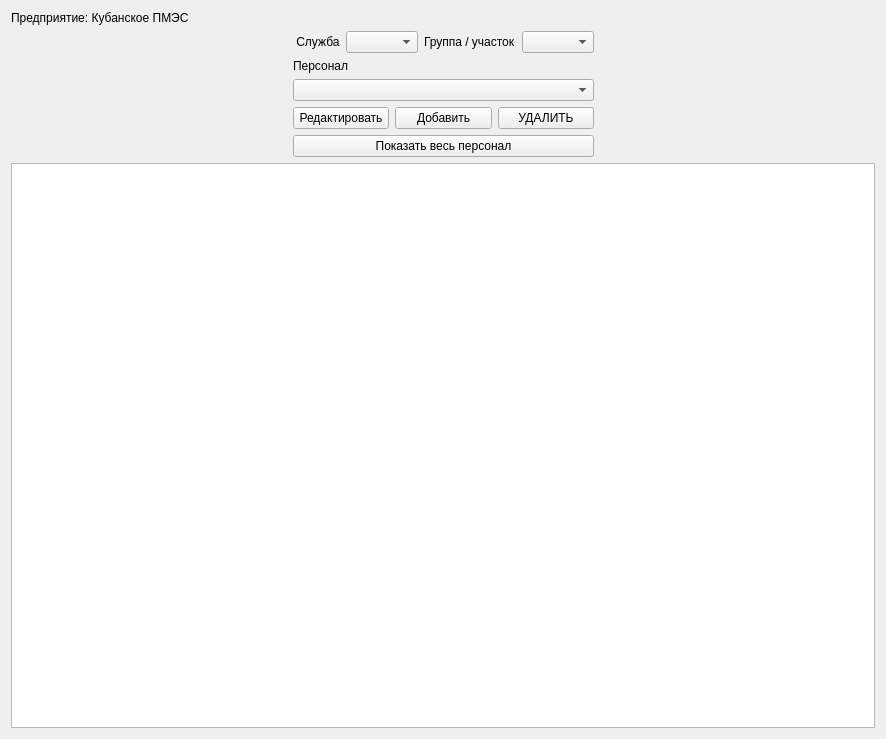
kiadreams/work_assistent, file qt_assets/qt_forms/ui_staff_report_widget.ui: the form before one commit.
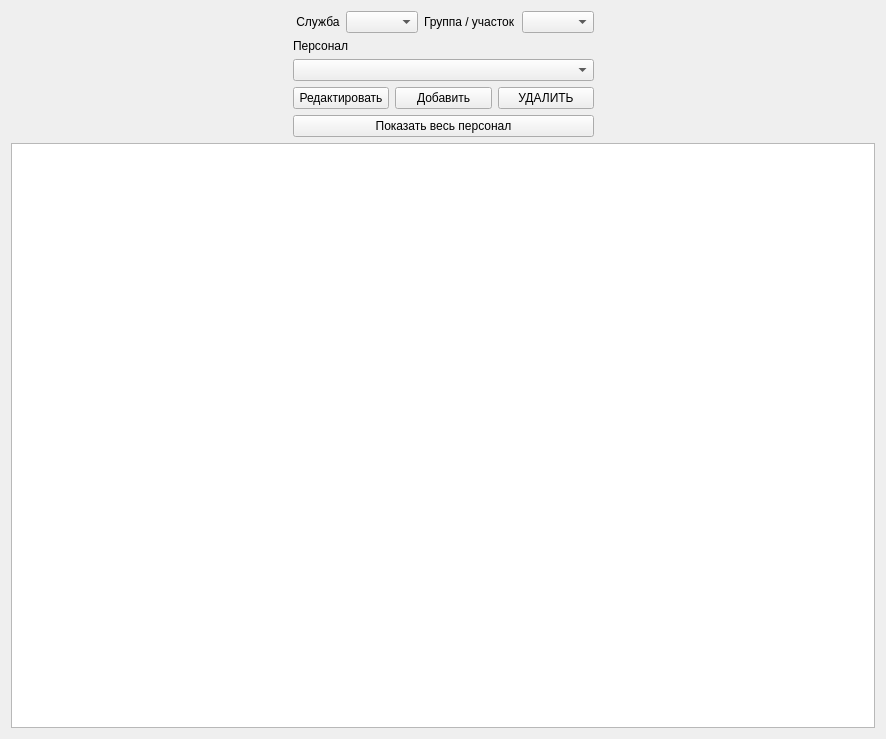
The form after the commit.

Patch:
```diff
--- a/qt_assets/qt_forms/ui_staff_report_widget.ui
+++ b/qt_assets/qt_forms/ui_staff_report_widget.ui
@@ -14,13 +14,6 @@
    <string>Form</string>
   </property>
   <layout class="QVBoxLayout" name="verticalLayout_2">
-   <item>
-    <widget class="QLabel" name="label_company_name">
-     <property name="text">
-      <string>Предприятие: Кубанское ПМЭС</string>
-     </property>
-    </widget>
-   </item>
    <item>
     <layout class="QHBoxLayout" name="horizontalLayout_3">
      <item>
```
